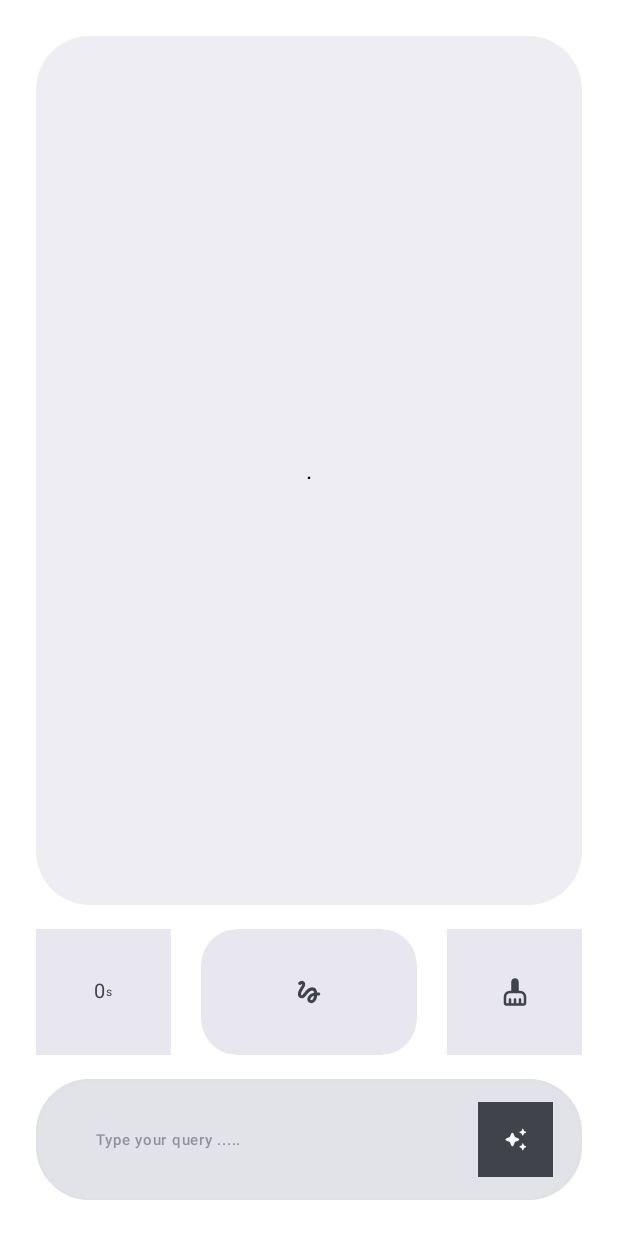
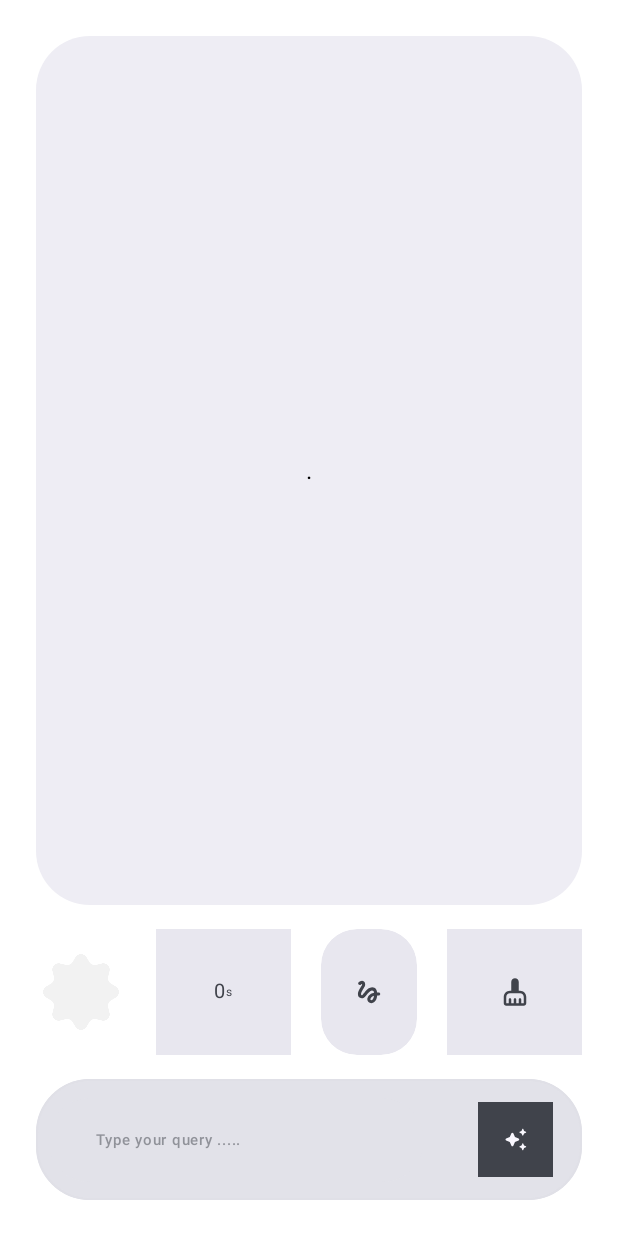
Before and after one commit to dinoy-raj/gemini-nano-playground, an Android app built with Jetpack Compose: the composable ChatScreen shown on its own in the app's theme, on a phone screen of 412 x 824 dp. Run offline under Robolectric (Android 15) with nearby library versions, the phone set to English and light mode, and no system bars; our stand-ins replace Dagger/Hilt's generated code, Material 3 Expressive styles (plain Material 3 is drawn); libraries missing offline, so code that uses them is left out: com.google.mlkit.genai; 6 statements that could not run were skipped.

```diff
--- a/app/src/main/java/com/dino/nanoplayground/ground/ui/components/ChatOptions.kt
+++ b/app/src/main/java/com/dino/nanoplayground/ground/ui/components/ChatOptions.kt
@@ -22,10 +22,13 @@ import androidx.compose.material3.ExperimentalMaterial3ExpressiveApi
 import androidx.compose.material3.Icon
 import androidx.compose.material3.MaterialShapes
 import androidx.compose.material3.MaterialTheme
+import androidx.compose.foundation.Image
 import androidx.compose.material3.Text
 import androidx.compose.material3.TextButton
 import androidx.compose.material3.toShape
 import androidx.compose.runtime.Composable
+import androidx.compose.ui.res.painterResource
+import com.dino.nanoplayground.R
 import androidx.compose.runtime.getValue
 import androidx.compose.runtime.mutableStateOf
 import androidx.compose.runtime.remember
@@ -110,6 +113,14 @@ fun ChatOptions(
             horizontalArrangement = Arrangement.spacedBy(4.dp)
         )
         {
+
+            Image(
+                painter = painterResource(id = R.drawable.app_logo),
+                contentDescription = "App Logo",
+                modifier = Modifier
+                    .padding(8.dp)
+                    .size(60.dp)
+            )
 
             Box(
                 modifier = Modifier
```
Also changed, not shown: app/src/main/res/drawable/app_logo.png (added).
